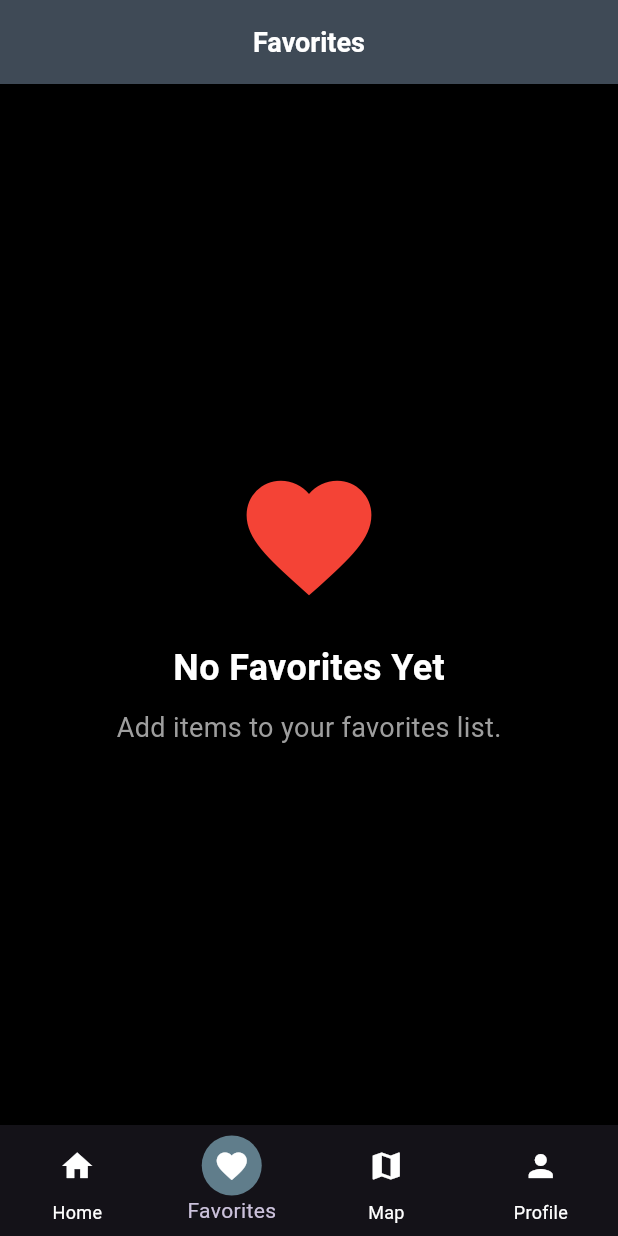
After one commit to ade781/project_tpm_prak, a Flutter app: the screen it shows after launch, swiped to page 2, on a phone screen of 412 x 824 dp. The commit adds this screen. Run offline on Flutter 3.47's test engine with Material 3 defaults, Android fonts, the phone set to English and light mode, and no system bars; our stand-ins replace flutter_map, hive, latlong2, logger; accounts and stored records are empty; network calls fail.

Commit message:
Implement bottom navigation bar and create profile and favorites pages

```diff
--- /dev/null
+++ b/lib/bottomNavBar.dart
@@ -0,0 +1,99 @@
+import 'package:flutter/material.dart';
+import 'home.dart';
+import 'favoritePage.dart';
+import 'map_page.dart';
+import 'profile.dart';
+
+class BottomNavbar extends StatefulWidget {
+  const BottomNavbar({super.key});
+
+  @override
+  State<BottomNavbar> createState() => _BottomNavbarState();
+}
+
+class _BottomNavbarState extends State<BottomNavbar> {
+  int _currentIndex = 0;
+  final PageController _pageController = PageController();
+
+  final List<Widget> _pages = [
+    Home(),
+    Favoritepage(),
+    MapPage(),
+    Profile(),
+  ];
+
+  @override
+  void dispose() {
+    _pageController.dispose();
+    super.dispose();
+  }
+
+  void _onItemTapped(int index) {
+    _pageController.animateToPage(
+      index,
+      duration: const Duration(milliseconds: 300),
+      curve: Curves.easeInOut,
+    );
+  }
+
+  Widget _buildIconWithBackground(IconData iconData, int itemIndex) {
+    bool isActive = _currentIndex == itemIndex;
+    return Container(
+      padding: const EdgeInsets.all(8),
+      decoration: BoxDecoration(
+        color: isActive ? Colors.blueGrey : Colors.transparent,
+        shape: BoxShape.circle,
+      ),
+      child: Icon(
+        iconData,
+        color: Colors.white,
+      ),
+    );
+  }
+
+  @override
+  Widget build(BuildContext context) {
+    return Scaffold(
+      body: PageView(
+        controller: _pageController,
+        onPageChanged: (int index) {
+          setState(() {
+            _currentIndex = index;
+          });
+        },
+        children: _pages,
+      ),
+      bottomNavigationBar: Theme(
+        data: Theme.of(context).copyWith(
+          splashColor: Colors.transparent,
+          highlightColor: Colors.transparent,
+          hoverColor: Colors.transparent,
+        ),
+        child: BottomNavigationBar(
+          currentIndex: _currentIndex,
+          unselectedItemColor: Colors.white,
+          onTap: _onItemTapped,
+          type: BottomNavigationBarType.fixed,
+          items: [
+            BottomNavigationBarItem(
+              icon: _buildIconWithBackground(Icons.home, 0),
+              label: 'Home',
+            ),
+            BottomNavigationBarItem(
+              icon: _buildIconWithBackground(Icons.favorite, 1),
+              label: 'Favorites',
+            ),
+            BottomNavigationBarItem(
+              icon: _buildIconWithBackground(Icons.map, 2),
+              label: 'Map',
+            ),
+            BottomNavigationBarItem(
+              icon: _buildIconWithBackground(Icons.person, 3),
+              label: 'Profile',
+            ),
+          ],
+        ),
+      ),
+    );
+  }
+}
--- /dev/null
+++ b/lib/favoritePage.dart
@@ -0,0 +1,42 @@
+import 'package:flutter/material.dart';
+
+class Favoritepage extends StatefulWidget {
+  const Favoritepage({super.key});
+
+  @override
+  State<Favoritepage> createState() => _FavoritepageState();
+}
+
+class _FavoritepageState extends State<Favoritepage> {
+  @override
+  Widget build(BuildContext context) {
+    return Scaffold(
+      appBar: AppBar(
+        title: const Text('Favorites'),
+        centerTitle: true,
+      ),
+      body: Center(
+        child: Column(
+          mainAxisAlignment: MainAxisAlignment.center,
+          children: [
+            const Icon(
+              Icons.favorite,
+              size: 100,
+              color: Colors.red,
+            ),
+            const SizedBox(height: 20),
+            const Text(
+              'No Favorites Yet',
+              style: TextStyle(fontSize: 24, fontWeight: FontWeight.bold),
+            ),
+            const SizedBox(height: 10),
+            const Text(
+              'Add items to your favorites list.',
+              style: TextStyle(fontSize: 18, color: Colors.grey),
+            ),
+          ],
+        ),
+      ),
+    );
+  }
+}
--- a/lib/main.dart
+++ b/lib/main.dart
@@ -1,4 +1,5 @@
 import 'package:flutter/material.dart';
+import 'package:project_tpm_prak/bottomNavBar.dart';
 import 'package:project_tpm_prak/home.dart';
 
 void main() {
@@ -36,6 +37,6 @@ class MyApp extends StatelessWidget {
             color: Colors.white,
           ),
         ),
-        home: Home());
+        home: BottomNavbar());
   }
 }
```
Also changed, not shown: lib/home.dart (+1 -14 lines), lib/profile.dart (added, +41 -0 lines).
